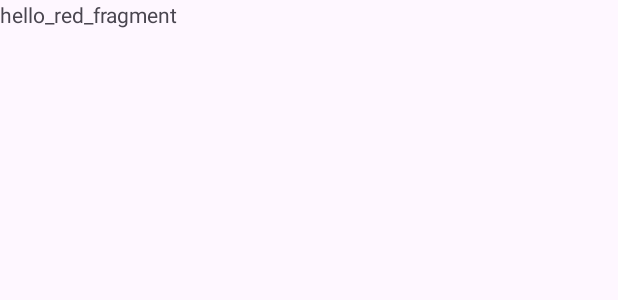
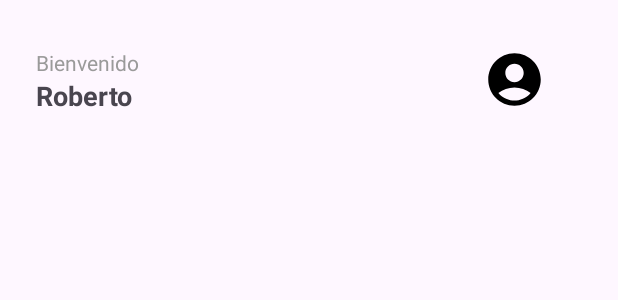
Before and after one commit to YonyVilca/Project, an Android app: the layout fragment_home.xml on its own in the app's theme, with its tools: preview values and no code run, on a phone screen of 412 x 824 dp. Shown: the top 300 px of the screen. Run offline under Robolectric (Android 15) with nearby library versions, the phone set to English and light mode, and no system bars.

Commit message:
interfaz de inicio

```diff
--- /dev/null
+++ b/app/src/main/res/drawable/baseline_account_circle_24.xml
@@ -0,0 +1,5 @@
+<vector xmlns:android="http://schemas.android.com/apk/res/android" android:height="24dp" android:tint="#000000" android:viewportHeight="24" android:viewportWidth="24" android:width="24dp">
+
+    <path android:fillColor="@android:color/white" android:pathData="M12,2C6.48,2 2,6.48 2,12s4.48,10 10,10s10,-4.48 10,-10S17.52,2 12,2zM12,6c1.93,0 3.5,1.57 3.5,3.5S13.93,13 12,13s-3.5,-1.57 -3.5,-3.5S10.07,6 12,6zM12,20c-2.03,0 -4.43,-0.82 -6.14,-2.88C7.55,15.8 9.68,15 12,15s4.45,0.8 6.14,2.12C16.43,19.18 14.03,20 12,20z"/>
+
+</vector>
--- a/app/src/main/res/layout/activity_main.xml
+++ b/app/src/main/res/layout/activity_main.xml
@@ -7,7 +7,7 @@
     android:layout_width="match_parent"
     android:layout_height="match_parent">
 
-    <!-- Aquí está el FrameLayout que contendrá tus fragmentos o contenido -->
+    <!-- Aquí está el FrameLayout que contendrá los fragmentos y contenido -->
     <FrameLayout
         android:id="@+id/container"
         android:layout_width="match_parent"
--- a/app/src/main/res/layout/fragment_home.xml
+++ b/app/src/main/res/layout/fragment_home.xml
@@ -1,14 +1,74 @@
 <?xml version="1.0" encoding="utf-8"?>
 <FrameLayout xmlns:android="http://schemas.android.com/apk/res/android"
+    xmlns:app="http://schemas.android.com/apk/res-auto"
     xmlns:tools="http://schemas.android.com/tools"
     android:layout_width="match_parent"
     android:layout_height="match_parent"
     tools:context=".homeFragment">
 
-    <!-- TODO: Update blank fragment layout -->
-    <TextView
+    <ScrollView
         android:layout_width="match_parent"
-        android:layout_height="match_parent"
-        android:text="hello_red_fragment" />
+        android:layout_height="match_parent">
+
+        <LinearLayout
+            android:layout_width="match_parent"
+            android:layout_height="wrap_content"
+            android:layout_marginStart="24dp"
+            android:layout_marginTop="32dp"
+            android:layout_marginEnd="24dp"
+            android:orientation="vertical">
+
+            <LinearLayout
+                android:layout_width="match_parent"
+                android:layout_height="wrap_content"
+                android:orientation="horizontal">
+
+                <LinearLayout
+                    android:layout_width="wrap_content"
+                    android:layout_height="wrap_content"
+                    android:orientation="vertical">
+
+                    <TextView
+                        android:id="@+id/textView2"
+                        android:layout_width="match_parent"
+                        android:layout_height="wrap_content"
+                        android:text="@string/bienvenido"
+                        android:textColor="@color/gray" />
+
+                    <TextView
+                        android:id="@+id/textView"
+                        android:layout_width="match_parent"
+                        android:layout_height="wrap_content"
+                        android:text="@string/roberto"
+                        android:textSize="18sp"
+                        android:textStyle="bold" />
+
+                </LinearLayout>
+
+                <View
+                    android:layout_width="0dp"
+                    android:layout_height="0dp"
+                    android:layout_weight="1" />
+
+                <ImageView
+                    android:layout_width="42dp"
+                    android:layout_height="42dp"
+                    android:src="@drawable/baseline_account_circle_24"
+                    android:layout_gravity="end"
+                    android:layout_marginStart="8dp"
+                    android:layout_marginEnd="24dp"
+                    android:layout_marginTop="8dp"
+                    android:layout_marginBottom="8dp" />
+
+            </LinearLayout>
+
+            <androidx.constraintlayout.widget.ConstraintLayout
+                android:layout_width="match_parent"
+                android:layout_height="180dp">
+                <!-- Add your constraints for this ConstraintLayout as needed -->
+            </androidx.constraintlayout.widget.ConstraintLayout>
+
+        </LinearLayout>
+    </ScrollView>
 
 </FrameLayout>
--- a/app/src/main/res/values/colors.xml
+++ b/app/src/main/res/values/colors.xml
@@ -2,4 +2,5 @@
 <resources>
     <color name="black">#FF000000</color>
     <color name="white">#FFFFFFFF</color>
+    <color name="gray">#FF9A9A9A</color>
 </resources>
--- a/app/src/main/res/values/strings.xml
+++ b/app/src/main/res/values/strings.xml
@@ -2,4 +2,6 @@
     <string name="app_name">ProyectoFinal</string>
     <!-- TODO: Remove or change this placeholder text -->
     <string name="hello_blank_fragment">Hello blank fragment</string>
+    <string name="bienvenido">Bienvenido</string>
+    <string name="roberto">Roberto</string>
 </resources>
```
